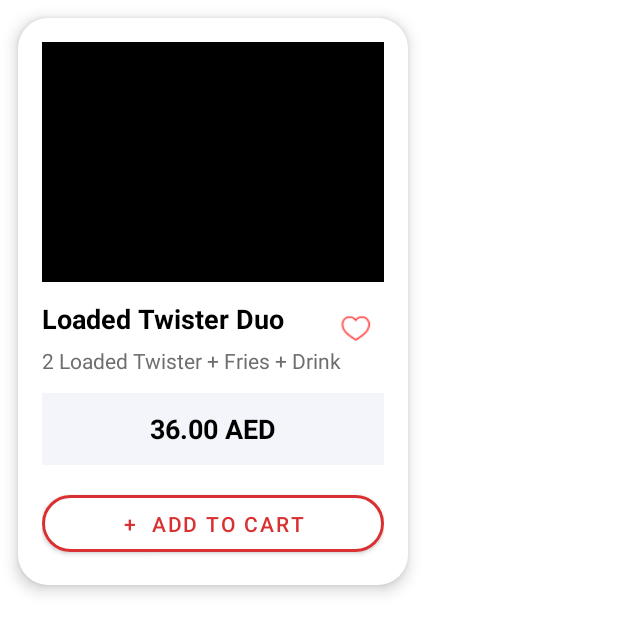
After one commit to Karthik-CT/clevertap-android-integration, an Android app: the layout kfc_native_display_item.xml on its own in the app's theme, with its tools: preview values and no code run, on a phone screen of 412 x 824 dp. The commit adds this screen. Shown: the top 633 px of the screen. Run offline under Robolectric (Android 15) with nearby library versions, the phone set to English and light mode, and no system bars.

Commit message:
added product experience

```diff
--- a/app/build.gradle
+++ b/app/build.gradle
@@ -69,7 +69,7 @@ dependencies {
     implementation 'com.google.firebase:firebase-core:16.0.7'
 
     //CleverTap SDK
-    implementation "com.clevertap.android:clevertap-android-sdk:7.5.0"
+    implementation "com.clevertap.android:clevertap-android-sdk:7.5.2"
     implementation 'com.google.firebase:firebase-messaging:23.0.0'
     //Mandatory for CleverTap Android SDK v3.6.4 and above add the following -
     implementation 'com.android.installreferrer:installreferrer:2.2'
@@ -137,5 +137,6 @@ dependencies {
 
 //    implementation project(':CT-Templates')
 
+//    implementation "com.clevertap.android:clevertap-hms-sdk:1.5.1"
 
 }
--- a/app/src/main/java/com/project/integrationsdk/adapter/CustomAIAdapter.kt
+++ b/app/src/main/java/com/project/integrationsdk/adapter/CustomAIAdapter.kt
@@ -27,6 +27,7 @@ class CustomAIAdapter(var caiList: ArrayList<CTInboxMessage>, var context: Conte
         Glide
             .with(context)
             .load(list.inboxMessageContents[0].media)
+            .centerCrop()
             .into(holder.binding.customAiImage)
         print("KK Tags: ${list.inboxMessageContents[0].message} and ${list.inboxMessageContents[0].message}")
 //        holder.binding.customAiLinks.text = list.inboxMessageContents[0].links
--- /dev/null
+++ b/app/src/main/res/layout/kfc_native_display_item.xml
@@ -0,0 +1,102 @@
+<?xml version="1.0" encoding="utf-8"?>
+<androidx.cardview.widget.CardView xmlns:android="http://schemas.android.com/apk/res/android"
+    xmlns:app="http://schemas.android.com/apk/res-auto"
+    android:layout_width="260dp"
+    android:layout_height="wrap_content"
+    android:layout_margin="12dp"
+    android:background="@android:color/white"
+    app:cardCornerRadius="20dp"
+    app:cardElevation="6dp">
+
+    <androidx.constraintlayout.widget.ConstraintLayout
+        android:layout_width="match_parent"
+        android:layout_height="wrap_content"
+        android:padding="16dp">
+
+        <ImageView
+            android:id="@+id/productImage"
+            android:layout_width="0dp"
+            android:layout_height="160dp"
+            android:scaleType="centerCrop"
+            android:src="@color/black"
+            app:layout_constraintEnd_toEndOf="parent"
+            app:layout_constraintStart_toStartOf="parent"
+            app:layout_constraintTop_toTopOf="parent" />
+
+        <TextView
+            android:id="@+id/productTitle"
+            android:layout_width="0dp"
+            android:layout_height="wrap_content"
+            android:layout_marginTop="12dp"
+            android:text="Loaded Twister Duo"
+            android:textColor="#000000"
+            android:textSize="18sp"
+            android:textStyle="bold"
+            app:layout_constraintEnd_toStartOf="@id/favIcon"
+            app:layout_constraintStart_toStartOf="parent"
+            app:layout_constraintTop_toBottomOf="@id/productImage" />
+
+        <ImageView
+            android:id="@+id/favIcon"
+            android:layout_width="38dp"
+            android:layout_height="38dp"
+            android:src="@drawable/ic_icons8_heart_50"
+            app:layout_constraintEnd_toEndOf="parent"
+            app:layout_constraintTop_toTopOf="@id/productTitle"
+            app:tint="#FF0000" />
+
+        <TextView
+            android:id="@+id/productDescription"
+            android:layout_width="0dp"
+            android:layout_height="wrap_content"
+            android:layout_marginTop="6dp"
+            android:text="2 Loaded Twister + Fries + Drink"
+            android:textColor="#6E6E6E"
+            android:textSize="14sp"
+            app:layout_constraintEnd_toEndOf="parent"
+            app:layout_constraintStart_toStartOf="parent"
+            app:layout_constraintTop_toBottomOf="@id/productTitle" />
+
+        <LinearLayout
+            android:id="@+id/priceBox"
+            android:layout_width="0dp"
+            android:layout_height="48dp"
+            android:layout_marginTop="12dp"
+            android:background="#F3F5FA"
+            android:gravity="center"
+            android:orientation="horizontal"
+            android:padding="10dp"
+            app:layout_constraintEnd_toEndOf="parent"
+            app:layout_constraintStart_toStartOf="parent"
+            app:layout_constraintTop_toBottomOf="@id/productDescription">
+
+            <TextView
+                android:id="@+id/productPrice"
+                android:layout_width="wrap_content"
+                android:layout_height="wrap_content"
+                android:text="36.00 AED"
+                android:textSize="18sp"
+                android:textColor="@color/black"
+                android:textStyle="bold" />
+
+        </LinearLayout>
+
+        <com.google.android.material.button.MaterialButton
+            android:id="@+id/btnAddToCart"
+            android:layout_width="0dp"
+            android:layout_height="50dp"
+            android:layout_marginTop="14dp"
+            android:backgroundTint="#FFFFFF"
+            android:text="+  ADD TO CART"
+            android:textAllCaps="false"
+            android:textColor="#D93131"
+            app:cornerRadius="50dp"
+            app:layout_constraintEnd_toEndOf="parent"
+            app:layout_constraintStart_toStartOf="parent"
+            app:layout_constraintTop_toBottomOf="@id/priceBox"
+            app:strokeColor="#D93131"
+            app:strokeWidth="2dp" />
+
+    </androidx.constraintlayout.widget.ConstraintLayout>
+
+</androidx.cardview.widget.CardView>
```
Also changed, not shown: app/src/main/AndroidManifest.xml (+71 -61 lines), app/src/main/java/com/project/integrationsdk/MainActivity.kt (+64 -13 lines), app/src/main/java/com/project/integrationsdk/adapter/KFCNDAdapter.kt (added, +49 -0 lines), app/src/main/java/com/project/integrationsdk/model/KFCNDModel.kt (added, +8 -0 lines), app/src/main/java/com/project/integrationsdk/ui/CustomAppInboxActivity.kt (+19 -2 lines), app/src/main/java/com/project/integrationsdk/ui/KFCNativeDisplayActivity.kt (added, +144 -0 lines), app/src/main/java/com/project/integrationsdk/ui/LoginActivity.kt (+16 -3 lines), app/src/main/java/com/project/integrationsdk/ui/ProductExperiencesNewActivity.kt (+28 -9 lines), app/src/main/res/drawable/icons8_favorites.xml (added, +43 -0 lines), app/src/main/res/layout/activity_kfcnative_display.xml (added, +52 -0 lines), app/src/main/res/layout/activity_main.xml (+32 -0 lines), app/src/main/res/drawable/ic_icons8_heart_50.png (added), 1 other file.
